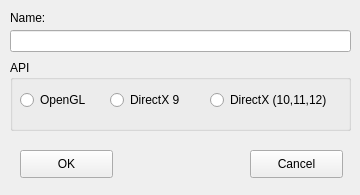
Above: src/ui/config.ui from ddc/ReShadeUtils before the change. Below: the same form after it.
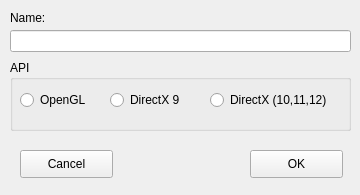
That is the form after the change. Icons and pictures are not drawn.

Patch:
```diff
--- a/src/ui/config.ui
+++ b/src/ui/config.ui
@@ -28,7 +28,7 @@
   <widget class="QPushButton" name="cancel_pushButton">
    <property name="geometry">
     <rect>
-     <x>250</x>
+     <x>20</x>
      <y>150</y>
      <width>93</width>
      <height>28</height>
@@ -71,7 +71,7 @@
   <widget class="QPushButton" name="ok_pushButton">
    <property name="geometry">
     <rect>
-     <x>20</x>
+     <x>250</x>
      <y>150</y>
      <width>93</width>
      <height>28</height>
```
